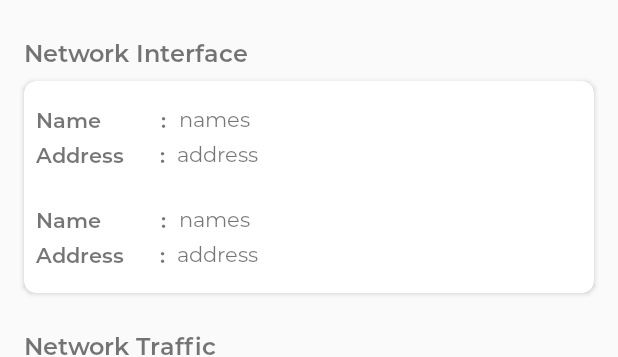
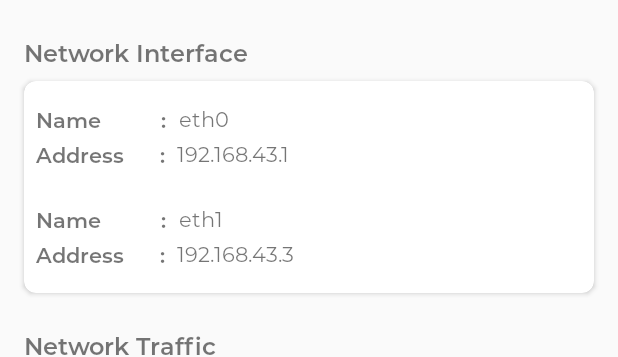
Before and after one commit to eko8757/Monirtoring-Jaringan, an Android app: the layout activity_network_information.xml on its own in the app's theme, with its tools: preview values and no code run, on a phone screen of 412 x 824 dp. Shown: the top 357 px of the screen. Run offline under Robolectric (Android 15) with nearby library versions, the phone set to English and light mode, and no system bars; plain views replace GraphView.

```diff
--- a/app/build.gradle
+++ b/app/build.gradle
@@ -1,6 +1,7 @@
 apply plugin: 'com.android.application'
 apply plugin: 'kotlin-android'
 apply plugin: 'kotlin-android-extensions'
+
 
 android {
     compileSdkVersion 28
@@ -29,7 +30,10 @@ dependencies {
     implementation 'com.android.support:design:28.0.0'
     implementation 'com.jjoe64:graphview:4.2.2'
     implementation 'com.android.support.constraint:constraint-layout:1.1.3'
+    implementation 'com.google.firebase:firebase-database:16.0.4'
+    implementation 'com.google.firebase:firebase-core:16.0.4'
     testImplementation 'junit:junit:4.12'
     androidTestImplementation 'com.android.support.test:runner:1.0.2'
     androidTestImplementation 'com.android.support.test.espresso:espresso-core:3.0.2'
 }
+apply plugin: 'com.google.gms.google-services'
--- a/app/src/main/AndroidManifest.xml
+++ b/app/src/main/AndroidManifest.xml
@@ -2,6 +2,8 @@
 <manifest xmlns:android="http://schemas.android.com/apk/res/android"
     xmlns:tools="http://schemas.android.com/tools"
     package="com.skripsi.monitorjaringan">
+
+    <uses-permission android:name="android.permission.INTERNET"/>
 
     <application
         android:allowBackup="true"
--- a/app/src/main/res/layout/activity_bandwidth_usage.xml
+++ b/app/src/main/res/layout/activity_bandwidth_usage.xml
@@ -4,6 +4,7 @@
     xmlns:tools="http://schemas.android.com/tools"
     android:layout_width="match_parent"
     android:layout_height="match_parent"
+    android:background="@android:color/white"
     tools:context=".BandwidthUsage">
 
     <TextView
--- a/app/src/main/res/layout/activity_network_information.xml
+++ b/app/src/main/res/layout/activity_network_information.xml
@@ -52,10 +52,9 @@
                 android:layout_marginStart="8dp"
                 android:fontFamily="@font/montserrat_regular"
                 android:textSize="14sp"
-                android:text="eth0"
+                tools:text="eth0"
                 app:layout_constraintStart_toEndOf="@id/txt_name1"
-                app:layout_constraintTop_toTopOf="@id/txt_name1"
-                tools:text="names" />
+                app:layout_constraintTop_toTopOf="@id/txt_name1" />
 
             <TextView
                 android:id="@+id/txt_address1"
@@ -75,10 +74,9 @@
                 android:layout_marginStart="8dp"
                 android:fontFamily="@font/montserrat_regular"
                 android:textSize="14sp"
-                android:text="192.168.43.1"
+                tools:text="192.168.43.1"
                 app:layout_constraintStart_toEndOf="@id/txt_address1"
-                app:layout_constraintTop_toTopOf="@id/txt_address1"
-                tools:text="address" />
+                app:layout_constraintTop_toTopOf="@id/txt_address1" />
 
             <TextView
                 android:id="@+id/txt_name2"
@@ -99,10 +97,9 @@
                 android:layout_marginStart="8dp"
                 android:fontFamily="@font/montserrat_regular"
                 android:textSize="14sp"
-                android:text="eth1"
+                tools:text="eth1"
                 app:layout_constraintStart_toEndOf="@id/txt_name2"
-                app:layout_constraintTop_toTopOf="@id/txt_name2"
-                tools:text="names" />
+                app:layout_constraintTop_toTopOf="@id/txt_name2" />
 
             <TextView
                 android:id="@+id/txt_address2"
@@ -124,10 +121,9 @@
                 android:layout_marginStart="8dp"
                 android:fontFamily="@font/montserrat_regular"
                 android:textSize="14sp"
-                android:text="192.168.43.3"
+                tools:text="192.168.43.3"
                 app:layout_constraintStart_toEndOf="@id/txt_address2"
-                app:layout_constraintTop_toTopOf="@id/txt_address2"
-                tools:text="address" />
+                app:layout_constraintTop_toTopOf="@id/txt_address2" />
         </android.support.constraint.ConstraintLayout>
     </android.support.v7.widget.CardView>
 
--- a/build.gradle
+++ b/build.gradle
@@ -10,6 +10,7 @@ buildscript {
     dependencies {
         classpath 'com.android.tools.build:gradle:3.4.0'
         classpath "org.jetbrains.kotlin:kotlin-gradle-plugin:$kotlin_version"
+        classpath 'com.google.gms:google-services:4.2.0'
         // NOTE: Do not place your application dependencies here; they belong
         // in the individual module build.gradle files
     }
```
Also changed, not shown: app/src/main/java/com/skripsi/monitorjaringan/BandwidthUsage.kt (+59 -5 lines), app/src/main/java/com/skripsi/monitorjaringan/NetworkInformation.kt (+55 -5 lines), app/src/main/java/com/skripsi/monitorjaringan/model/respon/BandwidthInfo.kt (added, +10 -0 lines), app/src/main/java/com/skripsi/monitorjaringan/model/respon/NetworkInfo.kt (added, +7 -0 lines), 1 other file.
